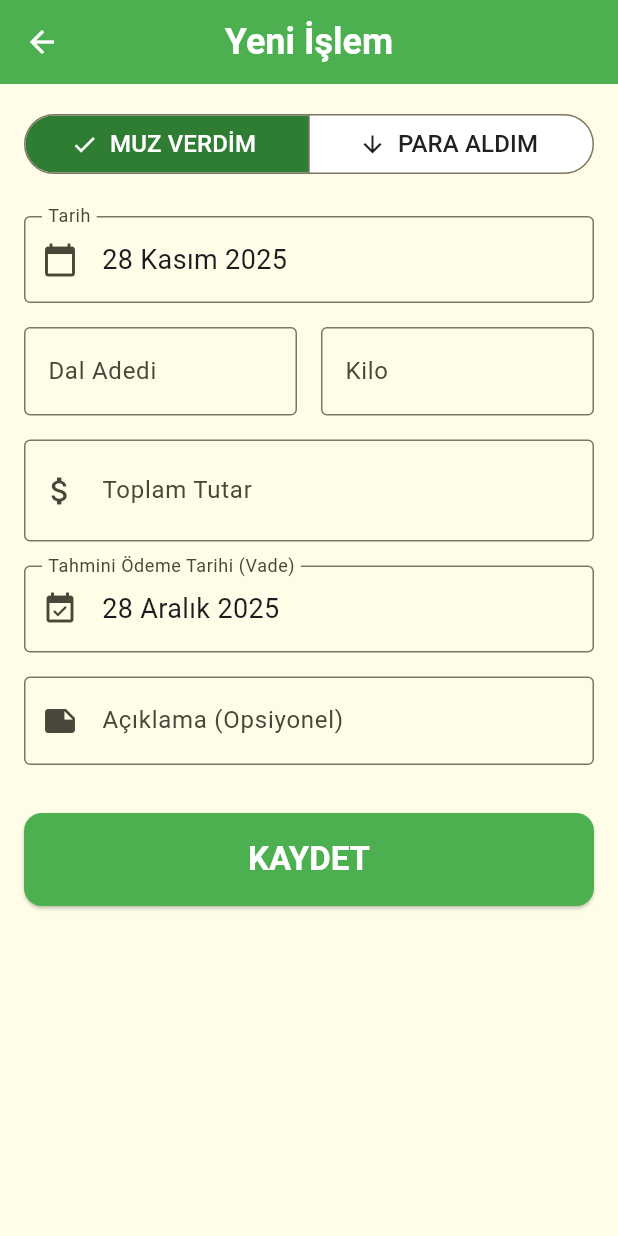
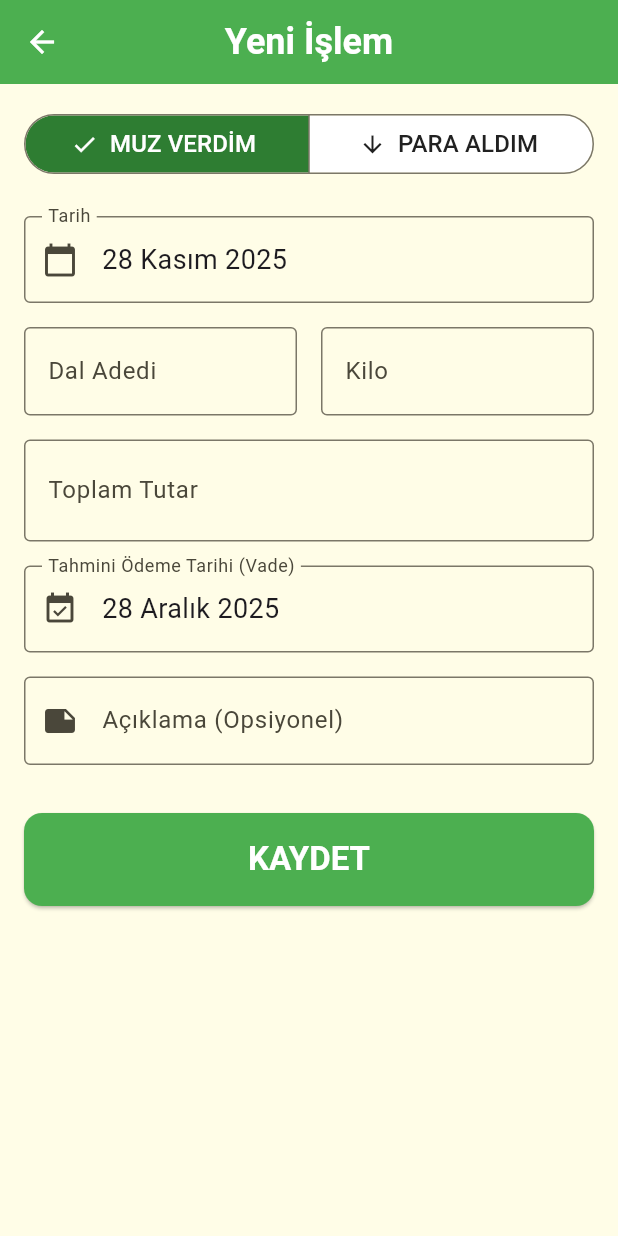
Before and after one commit to OnruBekrant/Muz-Hesap-Defteri, a Flutter app: the AddTransactionScreen screen opened directly, on a phone screen of 412 x 824 dp. Run offline on Flutter 3.47's test engine with Material 3 defaults, Android fonts, the phone set to English and light mode, and no system bars; our stand-ins replace flutter_local_notifications, hive, hive_flutter, pdf, printing, timezone; accounts and stored records are empty.

Commit message:
style: Update total amount input currency suffix from '₺' to 'TL' and remove prefix icon.

```diff
--- a/lib/screens/add_transaction_screen.dart
+++ b/lib/screens/add_transaction_screen.dart
@@ -313,8 +313,7 @@ class _AddTransactionScreenState extends State<AddTransactionScreen> {
           decoration: const InputDecoration(
             labelText: 'Toplam Tutar',
             border: OutlineInputBorder(),
-            suffixText: '₺',
-            prefixIcon: Icon(Icons.attach_money),
+            suffixText: 'TL',
           ),
           style: const TextStyle(fontSize: 24, fontWeight: FontWeight.bold),
           validator: (value) {
```
